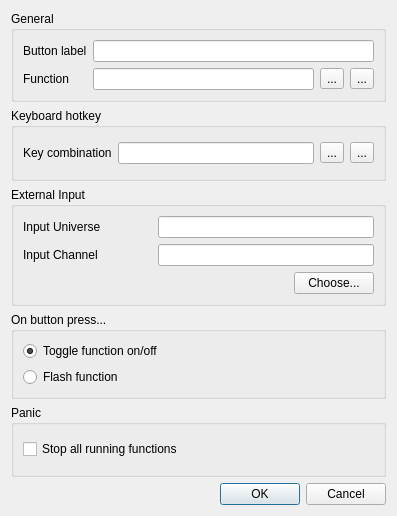
Old version of the form main/vcbuttonproperties.ui in the repository Andersbakken/qlc.
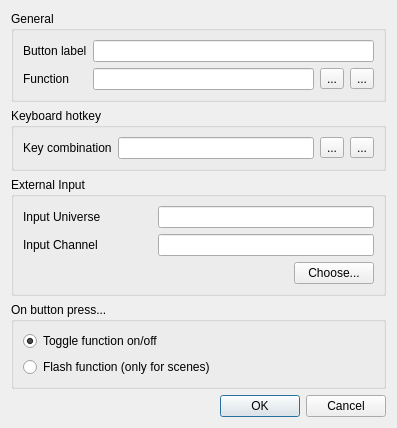
New version of the form. Icons and pictures are not drawn.

Commit message: Removed panic option from main app menu. Added panic to the right side of virtual console toolbar. Removed panic option from VCButton.

```diff
--- a/main/vcbuttonproperties.ui
+++ b/main/vcbuttonproperties.ui
@@ -6,7 +6,7 @@
     <x>0</x>
     <y>0</y>
     <width>397</width>
-    <height>516</height>
+    <height>418</height>
    </rect>
   </property>
   <property name="windowTitle" >
@@ -256,28 +256,22 @@
          <string>Flash the assigned function with this button</string>
         </property>
         <property name="text" >
-         <string>Flash function</string>
+         <string>Flash function (only for scenes)</string>
         </property>
        </widget>
       </item>
-     </layout>
-    </widget>
-   </item>
-   <item>
-    <widget class="QGroupBox" name="groupBox_5" >
-     <property name="title" >
-      <string>Panic</string>
-     </property>
-     <layout class="QVBoxLayout" >
       <item>
-       <widget class="QCheckBox" name="m_stopFunctionsCheck" >
-        <property name="toolTip" >
-         <string>Stop all running functions when this button is clicked</string>
+       <spacer name="verticalSpacer" >
+        <property name="orientation" >
+         <enum>Qt::Vertical</enum>
         </property>
-        <property name="text" >
-         <string>Stop all running functions</string>
+        <property name="sizeHint" stdset="0" >
+         <size>
+          <width>20</width>
+          <height>40</height>
+         </size>
         </property>
-       </widget>
+       </spacer>
       </item>
      </layout>
     </widget>
```
Left out of the diff: 6 changed lines with no effect on the pictures. The commit also changes 6 other files.
